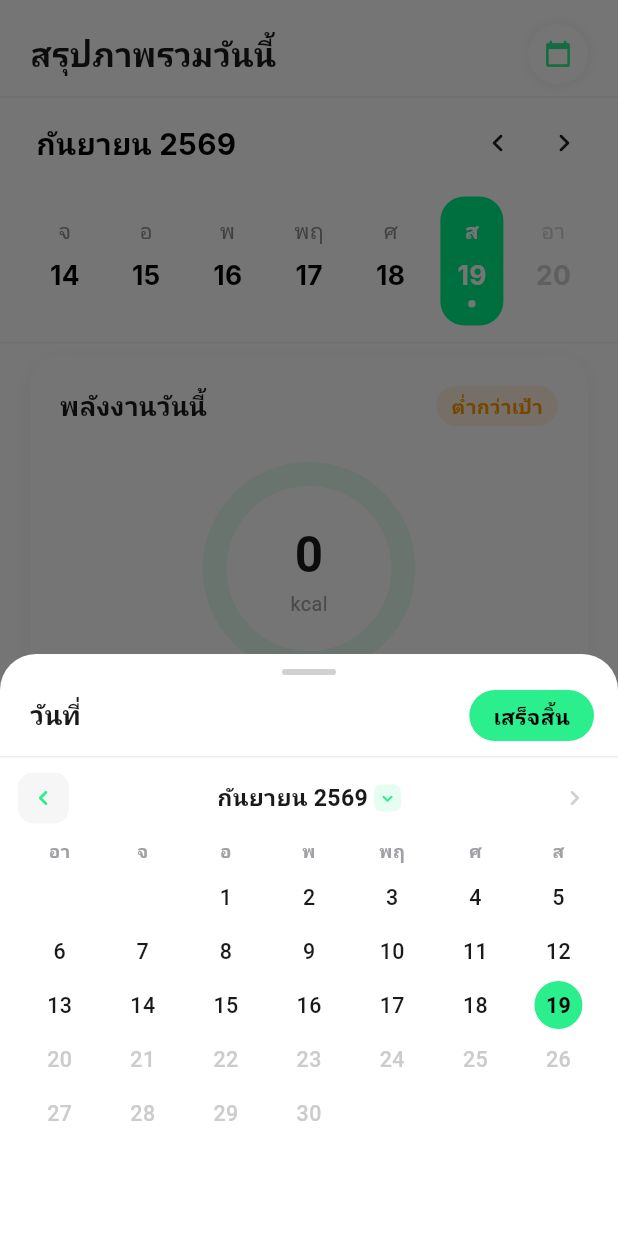
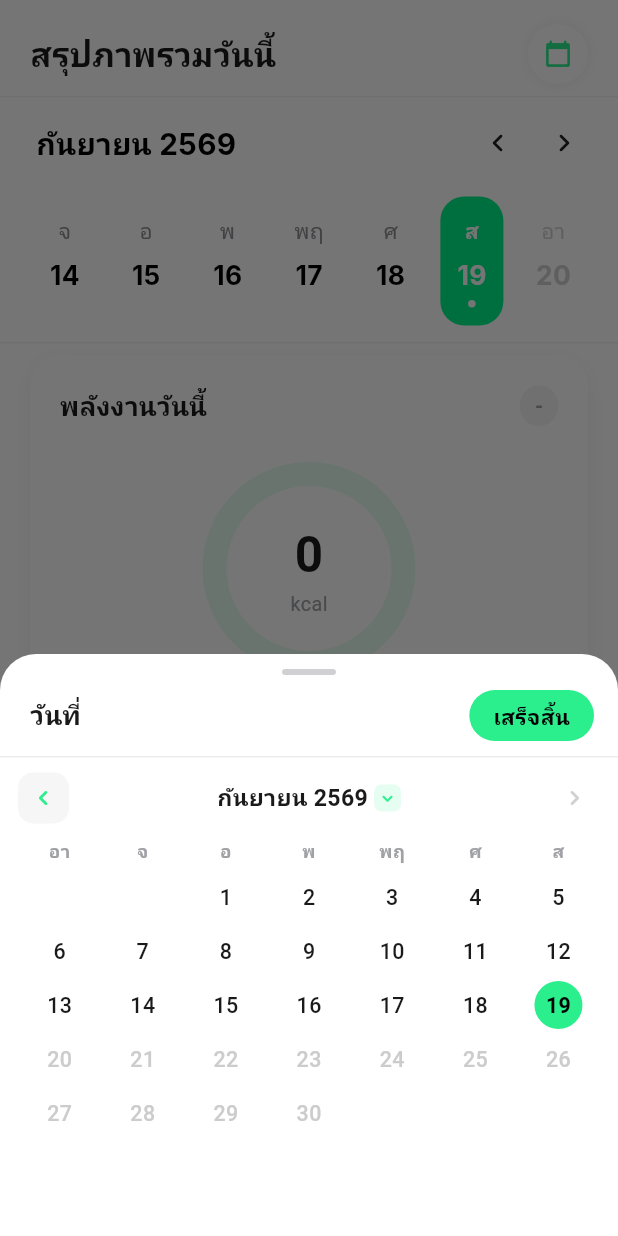
Before and after one commit to Nattaphong001/food-and-fit, a Flutter app: the NutritionView screen opened directly, after a tap on the "calendar today" icon, on a phone screen of 412 x 824 dp. Run offline on Flutter 3.47's test engine with Material 3 defaults, Android fonts, the phone set to English and light mode, and no system bars; our stand-ins replace awesome_notifications, cached_network_image, chewie, dio, fl_chart, flutter_cache_manager and 9 more; missing offline and left inert: dart:ui_web; accounts and stored records are empty; network calls fail; Roboto replaces fonts that are missing (Inter, Kanit).

Commit message:
fix(mobile): show "-" instead of guessed weight or target when the API has no value
- Cardio preview no longer assumes 65 kg before the profile loads
- Nutrition summary no longer falls back to a 2000 kcal target

```diff
--- a/mobile/lib/views/member/nutrition/nutrition_view.dart
+++ b/mobile/lib/views/member/nutrition/nutrition_view.dart
@@ -100,7 +100,10 @@ class NutritionViewState extends State<NutritionView> with RouteAware {
 
   Map<String, double> get _macroTargetPct => di.macroTargetPct(_goalType);
 
-  double get _targetCalories => (_analytics?.targetTdee ?? 0) > 0 ? _analytics!.targetTdee : 2000;
+  // ไม่มีเป้าหมายจาก API (ยังโหลดไม่ได้/ไม่มีโปรไฟล์) → 0 แล้วแสดง "-" ห้ามเดาเป็น 2000 kcal
+  // (เดิมมี fallback 2000 ทำให้เป้าหมายเท็จค้างบนหน้าจอ) — ดู _hasTarget
+  double get _targetCalories => (_analytics?.targetTdee ?? 0) > 0 ? _analytics!.targetTdee : 0;
+  bool get _hasTarget => _targetCalories > 0;
   double get _targetProtein => _targetCalories * _macroTargetPct['protein']! / 4;
   double get _targetCarbs   => _targetCalories * _macroTargetPct['carb']! / 4;
   double get _targetFat     => _targetCalories * _macroTargetPct['fat']! / 9;
@@ -317,8 +320,8 @@ class NutritionViewState extends State<NutritionView> with RouteAware {
 
   Widget _buildCalorieDonut() {
     final consumed = _totalCalories;
-    final progress = (consumed / _targetCalories).clamp(0.0, 1.0);
-    final remaining = (_targetCalories - consumed).clamp(0.0, double.infinity);
+    final progress = _hasTarget ? (consumed / _targetCalories).clamp(0.0, 1.0) : 0.0;
+    final remaining = _hasTarget ? (_targetCalories - consumed).clamp(0.0, double.infinity) : null;
     // สถานะเทียบเป้า ±10% (บทที่ 2 หัวข้อ 2.1.4.7) — ใช้ calc.energyBalanceStatus() เดียวกับ
     // dashboard_view.dart แทนการคำนวณเอง (เดิมคนละสี/คนละข้อความกับหน้า dashboard ทั้งที่เกณฑ์
     // เดียวกัน — รวมมาไว้จุดเดียวกันแล้ว)
@@ -383,11 +386,11 @@ class NutritionViewState extends State<NutritionView> with RouteAware {
           IntrinsicHeight(
             child: Row(
               children: [
-                Expanded(child: _buildCalorieStat('เป้าหมาย', _targetCalories.round(), AppColors.textMuted)),
+                Expanded(child: _buildCalorieStat('เป้าหมาย', _hasTarget ? _targetCalories.round().toString() : '-', AppColors.textMuted)),
                 _buildStatDivider(),
-                Expanded(child: _buildCalorieStat('รับแล้ว', consumed.round(), isOver ? Colors.orange : (isUnder ? AppColors.alertInfo : AppColors.textDark))),
+                Expanded(child: _buildCalorieStat('รับแล้ว', consumed.round().toString(), isOver ? Colors.orange : (isUnder ? AppColors.alertInfo : AppColors.textDark))),
                 _buildStatDivider(),
-                Expanded(child: _buildCalorieStat('คงเหลือ', remaining.round(), AppColors.primaryGreen)),
+                Expanded(child: _buildCalorieStat('คงเหลือ', remaining == null ? '-' : remaining.round().toString(), AppColors.primaryGreen)),
               ],
             ),
           ),
@@ -396,11 +399,11 @@ class NutritionViewState extends State<NutritionView> with RouteAware {
     );
   }
 
-  Widget _buildCalorieStat(String label, int value, Color valueColor) {
+  Widget _buildCalorieStat(String label, String value, Color valueColor) {
     return Column(
       children: [
         Text(
-          value.toString(),
+          value,
           style: TextStyle(fontSize: 18, fontWeight: FontWeight.bold, color: valueColor),
         ),
         const SizedBox(height: 2),
@@ -418,7 +421,7 @@ class NutritionViewState extends State<NutritionView> with RouteAware {
   }
 
   Widget _buildMacrosRow() {
-    if (!_hasValidGoalType) return const SizedBox.shrink(); // ไม่รู้เป้าหมาย — ซ่อน section มาโครแทนเดา
+    if (!_hasValidGoalType || !_hasTarget) return const SizedBox.shrink(); // ไม่รู้เป้าหมาย/พลังงานเป้าหมาย — ซ่อน section มาโครแทนเดา
     return Padding(
       padding: const EdgeInsets.symmetric(horizontal: 20, vertical: 8),
       child: Row(
```
Also changed, not shown: mobile/lib/views/member/workout/cardio_activity_exercise_view.dart (+15 -5 lines).
